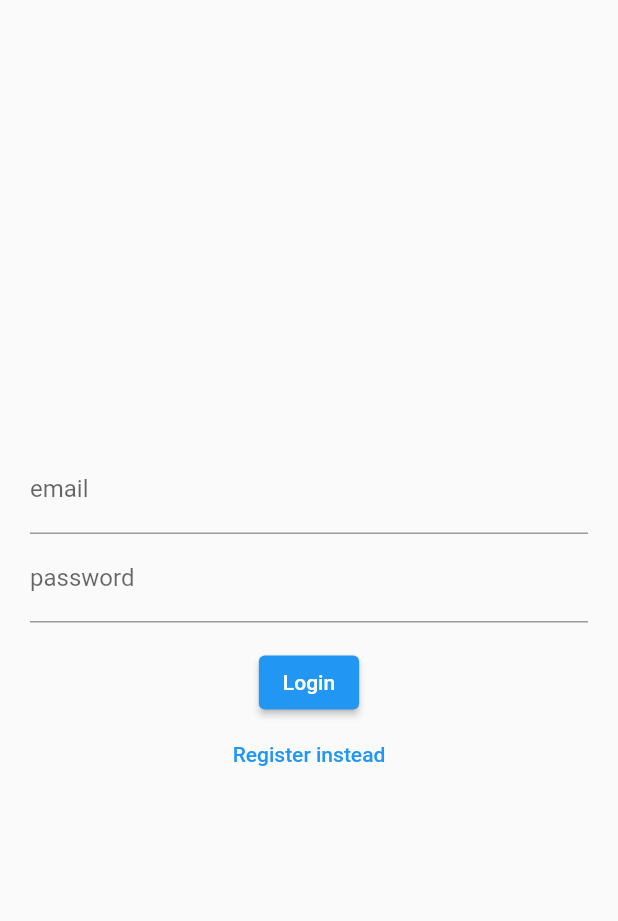
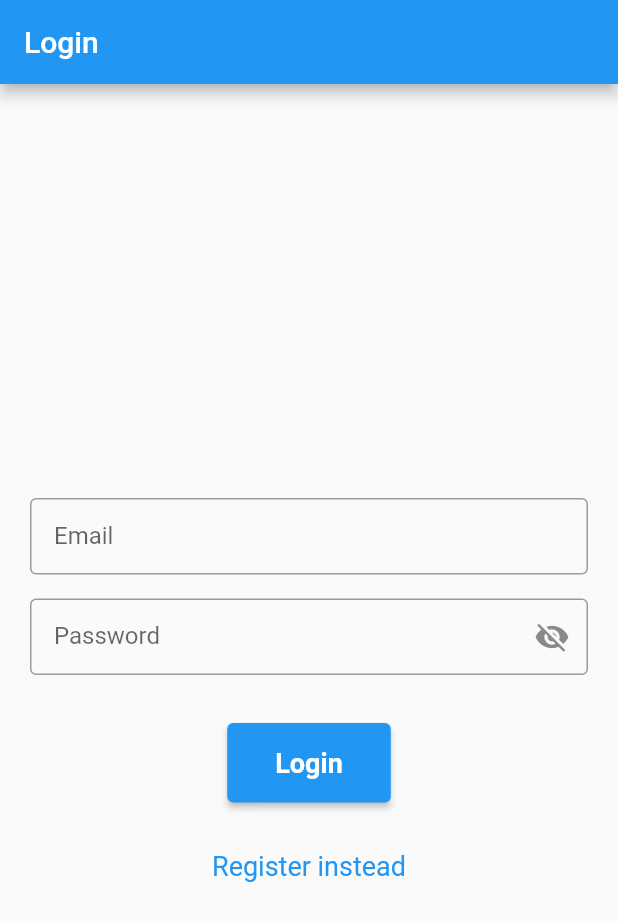
Before and after one commit to zerocrazy65/Tactical-Application, a Flutter app: the screen it shows after launch, on a phone screen of 412 x 824 dp. Shown: the top 921 px of the screen. Run offline on Flutter 3.47's test engine with Material 2 defaults, Android fonts, the phone set to English and light mode, and no system bars; our stand-ins replace cloud_firestore, curved_navigation_bar, firebase_auth, firebase_core, firebase_database, google_fonts and 1 more; accounts and stored records are empty.

Commit message:
update ui

```diff
--- a/lib/components/scoreData.dart
+++ b/lib/components/scoreData.dart
@@ -43,7 +43,7 @@ class _ScoreDataListState extends State<ScoreDataList> {
       slivers: [
         SliverAppBar(
           title: Text(
-            'Leader Board',
+            'Leaderboard',
             style: FontTheme.headerText,
           ),
           centerTitle: true,
--- a/lib/screens/account.dart
+++ b/lib/screens/account.dart
@@ -38,6 +38,9 @@ class _AccountPageState extends State<AccountPage> {
         mainAxisAlignment: MainAxisAlignment.center,
         children: <Widget>[
           _userUid(),
+          const SizedBox(
+            height: 10,
+          ),
           _signOutButton(),
         ],
       ),
--- a/lib/screens/login_register.dart
+++ b/lib/screens/login_register.dart
@@ -1,14 +1,9 @@
-import 'dart:typed_data';
-
+import 'package:flutter/material.dart';
+import 'package:tacticle_app/database/auth.dart';
 import 'package:firebase_auth/firebase_auth.dart';
-import 'package:flutter/material.dart';
-import 'package:flutter/src/widgets/framework.dart';
-import 'package:flutter/src/widgets/placeholder.dart';
-import 'package:tacticle_app/database/auth.dart';
 
 class LoginPage extends StatefulWidget {
-  const LoginPage({super.key});
-
+  const LoginPage({Key? key}) : super(key: key);
   @override
   State<LoginPage> createState() => _LoginPageState();
 }
@@ -16,6 +11,7 @@ class LoginPage extends StatefulWidget {
 class _LoginPageState extends State<LoginPage> {
   String? errorMessage = '';
   bool isLogin = true;
+  bool obscurePassword = true;
 
   final TextEditingController _controllerEmail = TextEditingController();
   final TextEditingController _controllerPassword = TextEditingController();
@@ -42,26 +38,25 @@ class _LoginPageState extends State<LoginPage> {
     }
   }
 
-  Widget _entryField(
-    String title,
-    TextEditingController controller,
-  ) {
-    return TextField(
-      controller: controller,
-      decoration: InputDecoration(
-        labelText: title,
+  Widget _errorMessage() {
+    return Container(
+      padding: const EdgeInsets.symmetric(vertical: 8),
+      child: Text(
+        errorMessage == '' ? '' : 'Error: $errorMessage',
+        style: const TextStyle(color: Colors.red),
       ),
     );
-  }
-
-  Widget _errorMessage() {
-    return Text(errorMessage == '' ? '' : 'Humm ? $errorMessage');
   }
 
   Widget _submitButton() {
     return ElevatedButton(
       onPressed:
           isLogin ? signInWithEmailAndPassword : createUserWithEmailAndPassword,
+      style: ElevatedButton.styleFrom(
+        backgroundColor: Colors.blue,
+        padding: const EdgeInsets.symmetric(horizontal: 32, vertical: 16),
+        textStyle: const TextStyle(fontSize: 18, fontWeight: FontWeight.bold),
+      ),
       child: Text(isLogin ? 'Login' : 'Register'),
     );
   }
@@ -73,27 +68,66 @@ class _LoginPageState extends State<LoginPage> {
           isLogin = !isLogin;
         });
       },
+      style: TextButton.styleFrom(
+        foregroundColor: Colors.blue,
+        padding: const EdgeInsets.symmetric(horizontal: 32, vertical: 16),
+        textStyle: TextStyle(fontSize: 18),
+      ),
       child: Text(isLogin ? 'Register instead' : 'Login instead'),
+    );
+  }
+
+  Widget _entryField(
+    String title,
+    TextEditingController controller,
+  ) {
+    return TextField(
+      controller: controller,
+      decoration: InputDecoration(
+        labelText: title,
+        border: const OutlineInputBorder(),
+        contentPadding:
+            const EdgeInsets.symmetric(horizontal: 16, vertical: 16),
+        suffixIcon: title == 'Password'
+            ? IconButton(
+                onPressed: () {
+                  setState(() {
+                    obscurePassword = !obscurePassword;
+                  });
+                },
+                icon: Icon(
+                    obscurePassword ? Icons.visibility_off : Icons.visibility),
+              )
+            : null,
+      ),
+      obscureText: title == 'Password' ? obscurePassword : false,
     );
   }
 
   @override
   Widget build(BuildContext context) {
     return Scaffold(
-      body: Container(
-        height: double.infinity,
+      appBar: AppBar(
+        title: Text(isLogin ? 'Login' : 'Register'),
+      ),
+      body: SingleChildScrollView(
+        child: Container(
+          height: MediaQuery.of(context).size.height,
           width: double.infinity,
           padding: const EdgeInsets.all(20),
           child: Column(
             crossAxisAlignment: CrossAxisAlignment.center,
             mainAxisAlignment: MainAxisAlignment.center,
             children: <Widget>[
-            _entryField('email', _controllerEmail),
-            _entryField('password', _controllerPassword),
+              _entryField('Email', _controllerEmail),
+              const SizedBox(height: 16),
+              _entryField('Password', _controllerPassword),
               _errorMessage(),
               _submitButton(),
+              const SizedBox(height: 16),
               _loginOrRegisterButton(),
             ],
+          ),
         ),
       ),
     );
```
Also changed, not shown: lib/screens/home.dart (+98 -12 lines), lib/screens/selectmodePage.dart (deleted, +0 -108 lines). Lines whose indentation alone changed are shown as unchanged.
